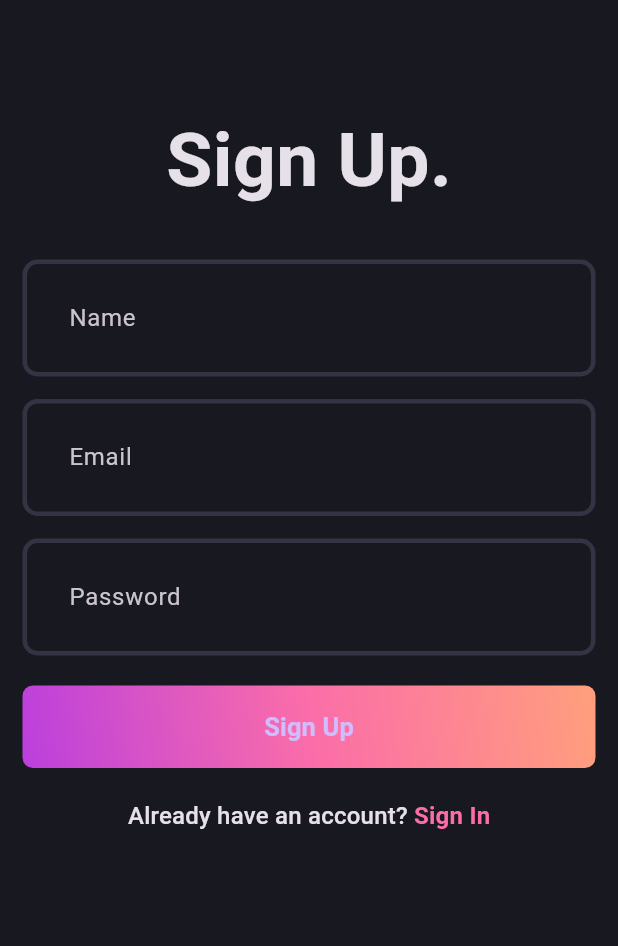
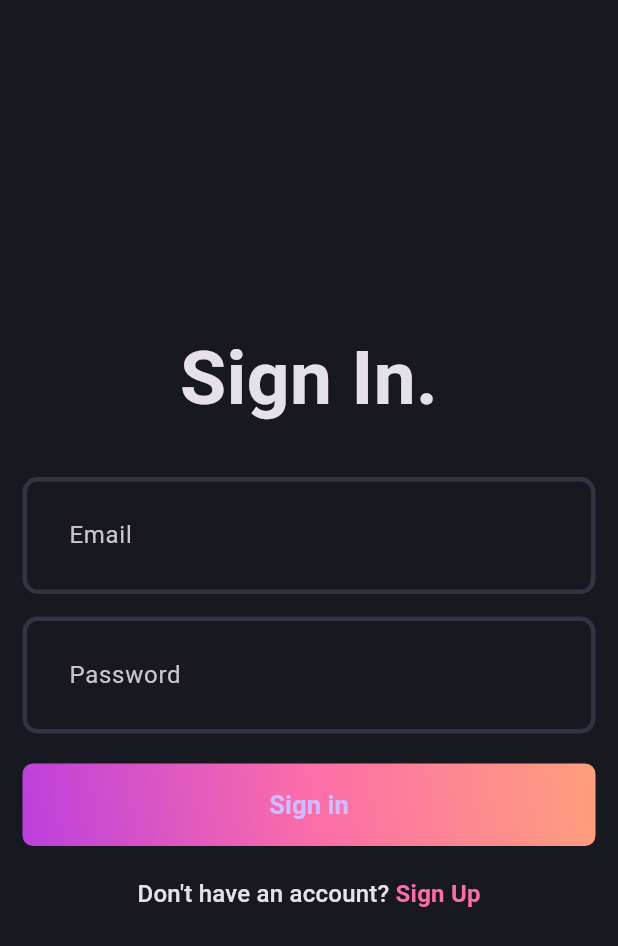
Before and after one commit to aalperen-dev/blog_app, a Flutter app: the screen it shows after launch, after a tap on an icon or button, on a phone screen of 412 x 824 dp. Shown: the top 946 px of the screen. Run offline on Flutter 3.47's test engine with Material 3 defaults, Android fonts, the phone set to English and light mode, and no system bars; our stand-ins replace fpdart.

Commit message:
auth repo

```diff
--- /dev/null
+++ b/blog_app/lib/core/error/app_failure.dart
@@ -0,0 +1,5 @@
+class AppFailure {
+  final String message;
+
+  AppFailure({this.message = 'An unexpected error occurred!'});
+}
--- /dev/null
+++ b/blog_app/lib/features/auth/presentation/pages/login_page.dart
@@ -0,0 +1,98 @@
+import 'package:blog_app/core/theme/app_palette.dart';
+import 'package:blog_app/features/auth/presentation/pages/signup_page.dart';
+import 'package:blog_app/features/auth/presentation/widgets/auth_field.dart';
+import 'package:blog_app/features/auth/presentation/widgets/auth_gradient_button.dart';
+import 'package:flutter/material.dart';
+
+class LoginPage extends StatefulWidget {
+  const LoginPage({super.key});
+  static route() => MaterialPageRoute(
+        builder: (context) => const LoginPage(),
+      );
+  @override
+  State<LoginPage> createState() => _LoginPageState();
+}
+
+class _LoginPageState extends State<LoginPage> {
+  final emailController = TextEditingController();
+  final passwordController = TextEditingController();
+  final formKey = GlobalKey<FormState>();
+
+  @override
+  void dispose() {
+    emailController.dispose();
+    passwordController.dispose();
+    super.dispose();
+  }
+
+  @override
+  Widget build(BuildContext context) {
+    return Scaffold(
+      body: Padding(
+        padding: const EdgeInsets.all(15.0),
+        child: Form(
+          key: formKey,
+          child: Column(
+            mainAxisAlignment: MainAxisAlignment.center,
+            children: [
+              //
+              const Text(
+                'Sign In.',
+                style: TextStyle(
+                  fontSize: 50,
+                  fontWeight: FontWeight.bold,
+                ),
+              ),
+              //
+              const SizedBox(height: 30),
+              //
+              AuthField(
+                hintText: 'Email',
+                controller: emailController,
+              ),
+              //
+              const SizedBox(height: 15),
+              //
+              AuthField(
+                hintText: 'Password',
+                controller: passwordController,
+                isObscureText: true,
+              ),
+              //
+              const SizedBox(height: 20),
+              //
+              AuthGradientButton(
+                buttonText: 'Sign in',
+                onPressed: () {},
+              ),
+              //
+              const SizedBox(height: 20),
+              //
+              GestureDetector(
+                onTap: () {
+                  Navigator.of(context).push(SignUpPage.route());
+                },
+                child: RichText(
+                  text: TextSpan(
+                    text: 'Don\'t have an account? ',
+                    style: Theme.of(context).textTheme.titleMedium,
+                    children: [
+                      TextSpan(
+                        text: 'Sign Up',
+                        style:
+                            Theme.of(context).textTheme.titleMedium?.copyWith(
+                                  color: AppPallete.gradient2,
+                                  fontWeight: FontWeight.bold,
+                                ),
+                      ),
+                    ],
+                  ),
+                ),
+              ),
+            ],
+          ),
+        ),
+      ),
+    );
+  }
+}
--- a/blog_app/lib/features/auth/presentation/pages/signup_page.dart
+++ b/blog_app/lib/features/auth/presentation/pages/signup_page.dart
@@ -1,11 +1,14 @@
 import 'package:blog_app/core/theme/app_palette.dart';
+import 'package:blog_app/features/auth/presentation/pages/login_page.dart';
 import 'package:blog_app/features/auth/presentation/widgets/auth_field.dart';
 import 'package:blog_app/features/auth/presentation/widgets/auth_gradient_button.dart';
 import 'package:flutter/material.dart';
 
 class SignUpPage extends StatefulWidget {
   const SignUpPage({super.key});
-
+  static route() => MaterialPageRoute(
+        builder: (context) => const SignUpPage(),
+      );
   @override
   State<SignUpPage> createState() => _SignUpPageState();
 }
@@ -27,10 +30,7 @@ class _SignUpPageState extends State<SignUpPage> {
   @override
   Widget build(BuildContext context) {
     return Scaffold(
-      appBar: AppBar(
-        backgroundColor: AppPallete.backgroundColor,
-        foregroundColor: AppPallete.backgroundColor,
-      ),
+      appBar: AppBar(),
       body: Padding(
         padding: const EdgeInsets.all(15.0),
         child: SingleChildScrollView(
@@ -79,7 +79,9 @@ class _SignUpPageState extends State<SignUpPage> {
                 const SizedBox(height: 20),
                 //
                 GestureDetector(
-                  onTap: () {},
+                  onTap: () {
+                    Navigator.of(context).push(LoginPage.route());
+                  },
                   child: RichText(
                     text: TextSpan(
                       text: 'Already have an account? ',
--- a/blog_app/pubspec.yaml
+++ b/blog_app/pubspec.yaml
@@ -9,6 +9,7 @@ environment:
 dependencies:
   flutter:
     sdk: flutter
+  fpdart: ^1.1.0
 
 dev_dependencies:
   flutter_test:
```
Also changed, not shown: blog_app/lib/features/auth/domain/repository/auth_repository.dart (added, +15 -0 lines), blog_app/pubspec.lock.
